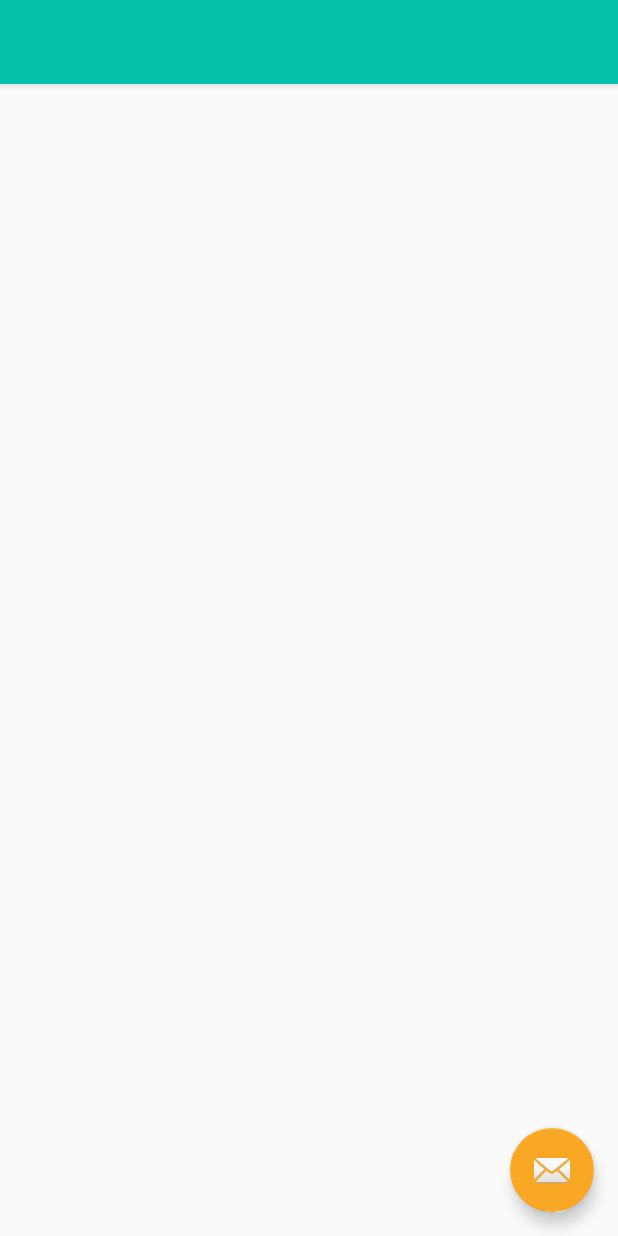
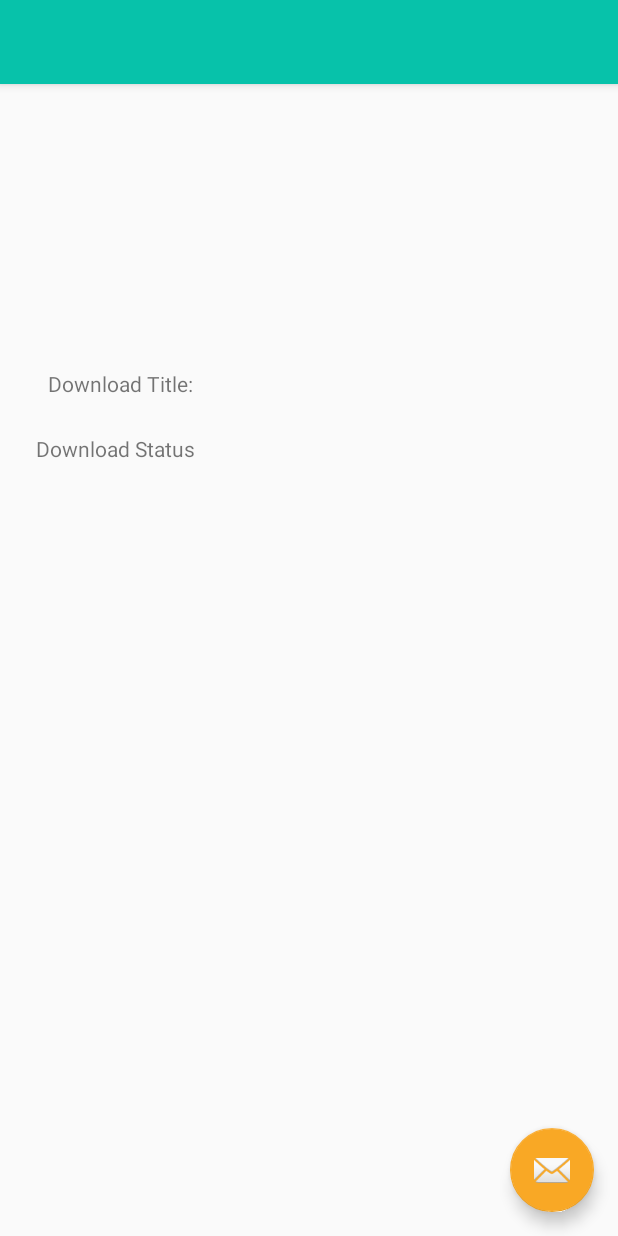
Before and after one commit to alfredbwong/LoadAppWithAnimations, an Android app: the layout activity_detail.xml on its own in the app's theme, with its tools: preview values and no code run, on a phone screen of 412 x 824 dp. Run offline under Robolectric (Android 15) with nearby library versions, the phone set to English and light mode, and no system bars.

Commit message:
MotionLayout start

```diff
--- a/app/src/main/java/com/udacity/DetailActivity.kt
+++ b/app/src/main/java/com/udacity/DetailActivity.kt
@@ -1,15 +1,34 @@
 package com.udacity
 
+import android.content.Context
 import android.os.Bundle
+import android.util.AttributeSet
+import android.util.Log
+import android.view.LayoutInflater
+import android.view.View
+import android.view.ViewGroup
 import androidx.appcompat.app.AppCompatActivity
+import androidx.databinding.DataBindingUtil
+import com.udacity.databinding.ActivityDetailBinding
 import kotlinx.android.synthetic.main.activity_detail.*
+import kotlinx.android.synthetic.main.activity_detail.view.*
+import kotlinx.android.synthetic.main.content_detail.*
+import kotlinx.android.synthetic.main.content_detail.view.*
 
 class DetailActivity : AppCompatActivity() {
 
+    private lateinit var binding : ActivityDetailBinding
+
     override fun onCreate(savedInstanceState: Bundle?) {
         super.onCreate(savedInstanceState)
-        setContentView(R.layout.activity_detail)
+        binding = DataBindingUtil.setContentView(this, R.layout.activity_detail)
         setSupportActionBar(toolbar)
+
+        val titleOfDownload = intent.getStringExtra("download-title")
+        val downloadStatus = intent.getStringExtra("download-status")
+        Log.i("DetailActivity.onCreate", "titleOfDownload $titleOfDownload ,downloadStatus: $downloadStatus")
+        binding.contentDetailInclude.downloadTitle.text = titleOfDownload
+        binding.contentDetailInclude.downloadStatus.text = downloadStatus
     }
 
 }
--- a/app/src/main/java/com/udacity/LoadingButton.kt
+++ b/app/src/main/java/com/udacity/LoadingButton.kt
@@ -27,8 +27,6 @@ class LoadingButton @JvmOverloads constructor(
     private var downloadCompletedColor = 0
 
     private var vBackgroundAnimator = ValueAnimator()
-
-    private var buttonText = ""
 
     var isSelectionValid = false
 
@@ -73,12 +71,11 @@ class LoadingButton @JvmOverloads constructor(
     private val progressCircleRectF = RectF()
     private var progressCircleAnimator = ValueAnimator()
     private var buttonState: ButtonState by Delegates.observable<ButtonState>(ButtonState.Completed) { p, old, new ->
-        Log.i("LoadingButton.buttonState", "old : $old  new : $new")
+//        Log.i("LoadingButton.buttonState", "old : $old  new : $new")
         when (new) {
             ButtonState.Loading -> {
                 progressBarAnimationCalc()
                 progressCircleAnimationCalc()
-                buttonText = "Loading..."
                 animatorSet.playTogether(progressCircleAnimator, vBackgroundAnimator)
                 animatorSet.start()
             }
@@ -89,7 +86,7 @@ class LoadingButton @JvmOverloads constructor(
             }
             else -> {
                 //Reset background color and remove animator
-                Log.i("LoadingButton", "not loading anymore invalidate $buttonState")
+//                Log.i("LoadingButton", "not loading anymore invalidate $buttonState")
                 animatorSet.cancel()
                 vCircleEnd = 0F
                 vRectEnd = 0F
@@ -210,7 +207,7 @@ class LoadingButton @JvmOverloads constructor(
     }
 
     override fun performClick(): Boolean {
-        Log.i("LoadingButton.performClick", "$buttonState")
+//        Log.i("LoadingButton.performClick", "$buttonState")
         super.performClick()
         if (buttonState == ButtonState.Completed) {
             buttonState = ButtonState.Clicked
@@ -227,7 +224,7 @@ class LoadingButton @JvmOverloads constructor(
     }
 
     fun changeButtonState(state: ButtonState) {
-        Log.i("LoadingButton.changeButtonState", "Change button state to: $state from $buttonState")
+//        Log.i("LoadingButton.changeButtonState", "Change button state to: $state from $buttonState")
         if (buttonState != state) {
             buttonState = state
             invalidate()
--- a/app/src/main/java/com/udacity/MainActivity.kt
+++ b/app/src/main/java/com/udacity/MainActivity.kt
@@ -21,7 +21,6 @@ import com.udacity.databinding.ActivityMainBinding
 import com.udacity.notification.sendNotification
 import kotlinx.android.synthetic.main.activity_main.*
 import kotlinx.android.synthetic.main.content_main.*
-import kotlin.concurrent.thread
 
 
 class MainActivity : AppCompatActivity() {
@@ -93,14 +92,16 @@ class MainActivity : AppCompatActivity() {
                 Log.i("receiver", "id matches downloadId")
 
                 val cursor = downloadManager.query(DownloadManager.Query().setFilterById(downloadID))
+
                 if (cursor.moveToFirst()) {
+                    val titleOfDownload = cursor.getString(cursor.getColumnIndex(DownloadManager.COLUMN_TITLE))
 
                     when (cursor.getInt(cursor.getColumnIndex(DownloadManager.COLUMN_STATUS))) {
                         DownloadManager.STATUS_FAILED -> {
                             Log.i("MainActivity", "Status STATUS_FAILED")
                             Toast.makeText(context, "Failed to download package", Toast.LENGTH_SHORT).show()
                             binding.contentMain.customButton.changeButtonState(ButtonState.Completed)
-                            sendDownloadCompleteNotification()
+                            sendDownloadCompleteNotification(titleOfDownload, DownloadManager.STATUS_FAILED)
 
                         }
                         DownloadManager.STATUS_PAUSED -> {
@@ -119,13 +120,15 @@ class MainActivity : AppCompatActivity() {
                             Log.i("MainActivity", "Status STATUS_SUCCESSFUL")
                             binding.contentMain.customButton.changeButtonState(ButtonState.Completed)
 
-                            sendDownloadCompleteNotification()
+                            sendDownloadCompleteNotification(titleOfDownload, DownloadManager.STATUS_SUCCESSFUL)
                         }
                         else ->{
 
                         }
                     }
                 }
+                cursor.close()
+
             }
 
 
@@ -202,9 +205,9 @@ class MainActivity : AppCompatActivity() {
         private const val DEFAULT_RETROFIT_FILE_NAME = "retrofit"
     }
 
-    private fun sendDownloadCompleteNotification(){
+    private fun sendDownloadCompleteNotification(titleOfDownload: String, status: Int) {
         val notificationManager = ContextCompat.getSystemService(application, NotificationManager::class.java) as NotificationManager
-        notificationManager.sendNotification(application.getString(R.string.notification_description), applicationContext)
+        notificationManager.sendNotification(application.getString(R.string.notification_description), applicationContext, titleOfDownload, status)
     }
 
     private fun createChannel(channelId: String, channelName: String){
--- a/app/src/main/java/com/udacity/notification/NotificationUtils.kt
+++ b/app/src/main/java/com/udacity/notification/NotificationUtils.kt
@@ -6,14 +6,15 @@ import android.content.Context
 import android.content.Intent
 import androidx.core.app.NotificationCompat
 import com.udacity.DetailActivity
-import com.udacity.MainActivity
 import com.udacity.R
 
 private val NOTIFICATION_ID = 0
 
-fun NotificationManager.sendNotification(messageBody: String, applicationContext: Context){
+fun NotificationManager.sendNotification(messageBody: String, applicationContext: Context, titleOfDownload: String, status: Int){
 
     val contentIntent = Intent(applicationContext, DetailActivity::class.java)
+    contentIntent.putExtra("download-title", "$titleOfDownload")
+    contentIntent.putExtra("download-status", "$status")
     val contentPendingIntent = PendingIntent.getActivities(
             applicationContext,
             NOTIFICATION_ID,
--- a/app/src/main/res/layout/activity_detail.xml
+++ b/app/src/main/res/layout/activity_detail.xml
@@ -1,10 +1,17 @@
 <?xml version="1.0" encoding="utf-8"?>
-<androidx.coordinatorlayout.widget.CoordinatorLayout xmlns:android="http://schemas.android.com/apk/res/android"
+<layout xmlns:android="http://schemas.android.com/apk/res/android"
     xmlns:app="http://schemas.android.com/apk/res-auto"
-    xmlns:tools="http://schemas.android.com/tools"
+    xmlns:tools="http://schemas.android.com/tools">
+
+    <data>
+
+    </data>
+
+    <androidx.coordinatorlayout.widget.CoordinatorLayout
         android:layout_width="match_parent"
         android:layout_height="match_parent"
-    tools:context=".DetailActivity">
+        tools:context=".DetailActivity"
+        >
 
         <com.google.android.material.appbar.AppBarLayout
             android:layout_width="match_parent"
@@ -20,7 +27,8 @@
 
         </com.google.android.material.appbar.AppBarLayout>
 
-    <include layout="@layout/content_detail" />
+        <include android:id="@+id/content_detail_include"
+            layout="@layout/content_detail" />
 
         <com.google.android.material.floatingactionbutton.FloatingActionButton
             android:id="@+id/fab"
@@ -31,3 +39,4 @@
             app:srcCompat="@android:drawable/ic_dialog_email" />
 
     </androidx.coordinatorlayout.widget.CoordinatorLayout>
+</layout>
--- a/app/src/main/res/layout/content_detail.xml
+++ b/app/src/main/res/layout/content_detail.xml
@@ -1,11 +1,38 @@
 <?xml version="1.0" encoding="utf-8"?>
-<androidx.constraintlayout.widget.ConstraintLayout xmlns:android="http://schemas.android.com/apk/res/android"
+<layout xmlns:android="http://schemas.android.com/apk/res/android"
     xmlns:app="http://schemas.android.com/apk/res-auto"
-    xmlns:tools="http://schemas.android.com/tools"
-    android:layout_width="match_parent"
-    android:layout_height="match_parent"
-    app:layout_behavior="@string/appbar_scrolling_view_behavior"
-    tools:context=".DetailActivity"
-    tools:showIn="@layout/activity_detail">
+    xmlns:tools="http://schemas.android.com/tools">
 
-</androidx.constraintlayout.widget.ConstraintLayout>
+    <data>
+
+    </data>
+
+
+    <androidx.constraintlayout.motion.widget.MotionLayout
+        android:id="@+id/detail_motion_layout"
+        android:layout_width="match_parent"
+        android:layout_height="match_parent"
+        app:layoutDescription="@xml/content_detail_scene">
+
+        <TextView
+            android:id="@+id/download_title"
+            android:layout_width="wrap_content"
+            android:layout_height="wrap_content"
+            android:layout_marginStart="24dp"
+            android:layout_marginTop="50dp"
+            android:text="Download Title: "
+            app:layout_constraintStart_toStartOf="parent"
+            app:layout_constraintTop_toTopOf="parent" />
+
+        <TextView
+            android:id="@+id/download_status"
+            android:layout_width="wrap_content"
+            android:layout_height="wrap_content"
+            android:layout_marginStart="24dp"
+            android:layout_marginTop="24dp"
+            android:text="@string/download_status"
+            app:layout_constraintStart_toStartOf="parent"
+            app:layout_constraintTop_toBottomOf="@+id/download_title" />
+
+    </androidx.constraintlayout.motion.widget.MotionLayout>
+</layout>
--- a/app/src/main/res/values/strings.xml
+++ b/app/src/main/res/values/strings.xml
@@ -21,5 +21,7 @@
 
     <string name="notification_channel_id" translatable="true">notification_channel</string>
     <string name="notification_channel_name" translatable="false">LoadApp</string>
+    <string name="download_status">Download Status</string>
+    <string name="download_title">Download Title</string>
 
 </resources>
--- /dev/null
+++ b/app/src/main/res/xml/content_detail_scene.xml
@@ -0,0 +1,37 @@
+<?xml version="1.0" encoding="utf-8"?>
+<MotionScene xmlns:android="http://schemas.android.com/apk/res/android"
+    xmlns:app="http://schemas.android.com/apk/res-auto">
+
+    <ConstraintSet android:id="@+id/start">
+        <Constraint android:id="@+id/download_title"
+            android:layout_marginEnd="280dp"
+            android:layout_height="wrap_content"
+            android:layout_marginRight="280dp"
+            app:layout_constraintTop_toTopOf="parent"
+            app:layout_constraintBottom_toBottomOf="parent"
+            app:layout_constraintEnd_toEndOf="parent"
+            android:layout_width="wrap_content"
+            app:layout_constraintVertical_bias="0.306"
+            app:layout_constraintStart_toEndOf="@+id/button" />
+        <Constraint android:id="@+id/download_status" />
+
+    </ConstraintSet>
+
+    <ConstraintSet android:id="@+id/end">
+        <Constraint android:id="@id/download_title"
+            android:layout_height="wrap_content"
+            app:layout_constraintTop_toTopOf="parent"
+            app:layout_constraintBottom_toBottomOf="parent"
+            android:layout_width="wrap_content"
+            app:layout_constraintVertical_bias="0.321"
+            app:layout_constraintStart_toStartOf="parent"
+            android:layout_marginLeft="24dp"
+            android:layout_marginStart="24dp" />
+        <Constraint android:id="@+id/download_status" />
+
+    </ConstraintSet>
+
+    <Transition
+        app:constraintSetEnd="@id/end"
+        app:constraintSetStart="@+id/start" />
+</MotionScene>
```
Lines whose indentation alone changed are shown as unchanged.
